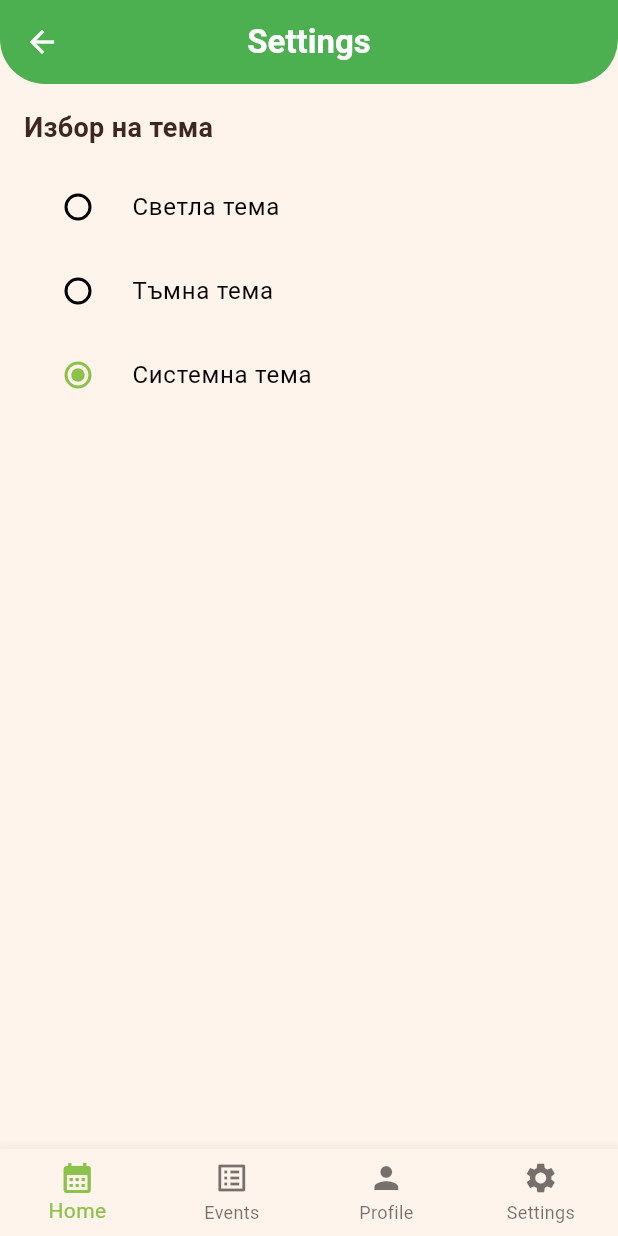
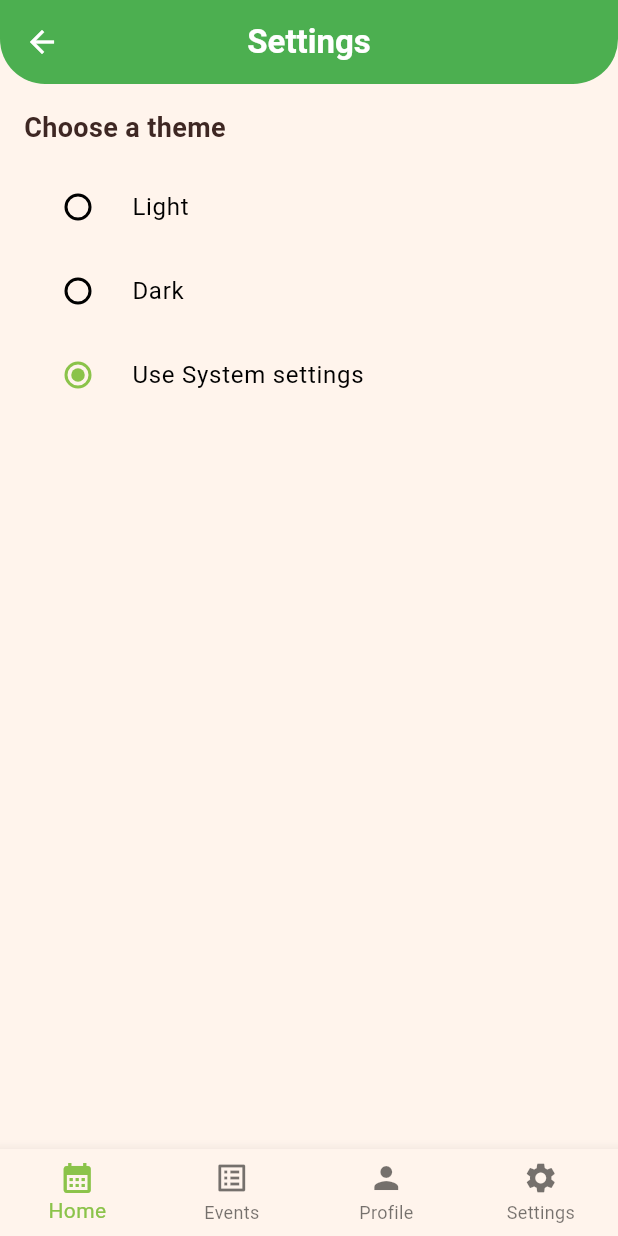
Before and after one commit to pierstoyanov/flutter_may_2025, a Flutter app: the SettingsScreen screen opened by its route, on a phone screen of 412 x 824 dp. Run offline on Flutter 3.47's test engine with Material 3 defaults, Android fonts, the phone set to English and light mode, and no system bars; our stand-ins replace cloud_firestore, firebase_auth, firebase_core, shared_preferences; accounts and stored records are empty; generated files the repository leaves out were written again.

Commit message:
change text

```diff
--- a/lib/screens/settings_screen.dart
+++ b/lib/screens/settings_screen.dart
@@ -38,13 +38,13 @@ class _SettingsScreenState extends State<SettingsScreen> {
         padding: const EdgeInsets.all(16),
         children: [
           const Text(
-            'Избор на тема',
+            'Choose a theme',
             style: TextStyle(fontSize: 18, fontWeight: FontWeight.bold),
           ),
           const SizedBox(height: 12),
-          _themeOption('Светла тема', ThemeMode.light),
-          _themeOption('Тъмна тема', ThemeMode.dark),
-          _themeOption('Системна тема', ThemeMode.system),
+          _themeOption('Light', ThemeMode.light),
+          _themeOption('Dark', ThemeMode.dark),
+          _themeOption('Use System settings', ThemeMode.system),
         ],
       ),
       bottomNavigationBar: MyBottomNavigationBar(
```
